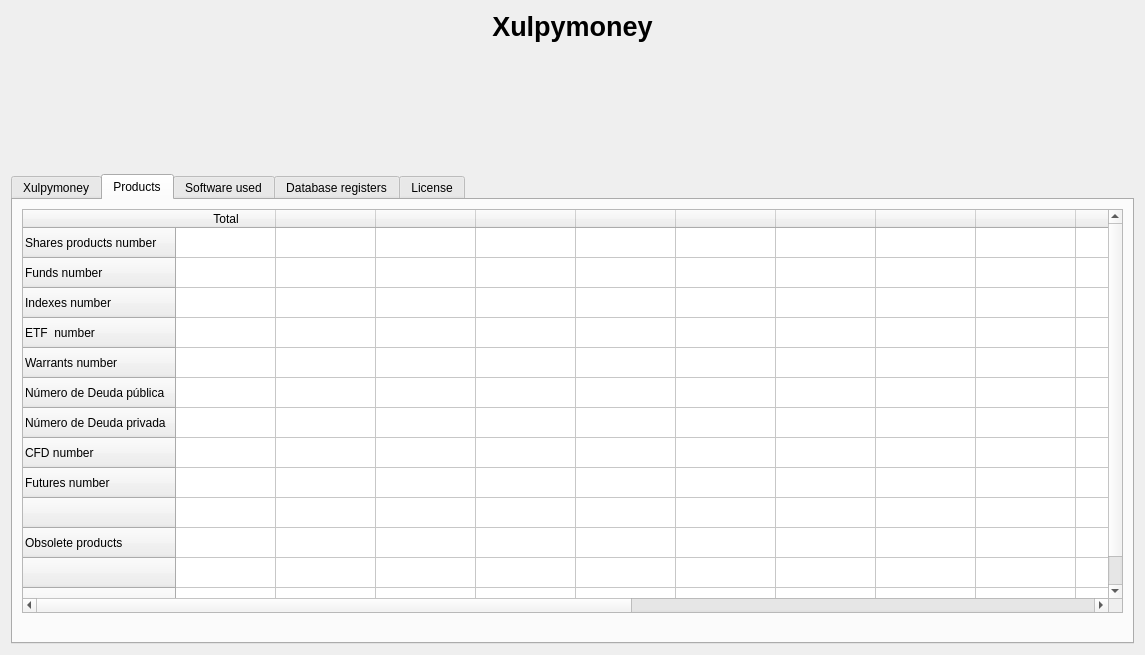
The window that xulpymoney/ui/frmAbout.ui (turulomio/xulpymoney) describes before a commit, drawn with Qt 5.
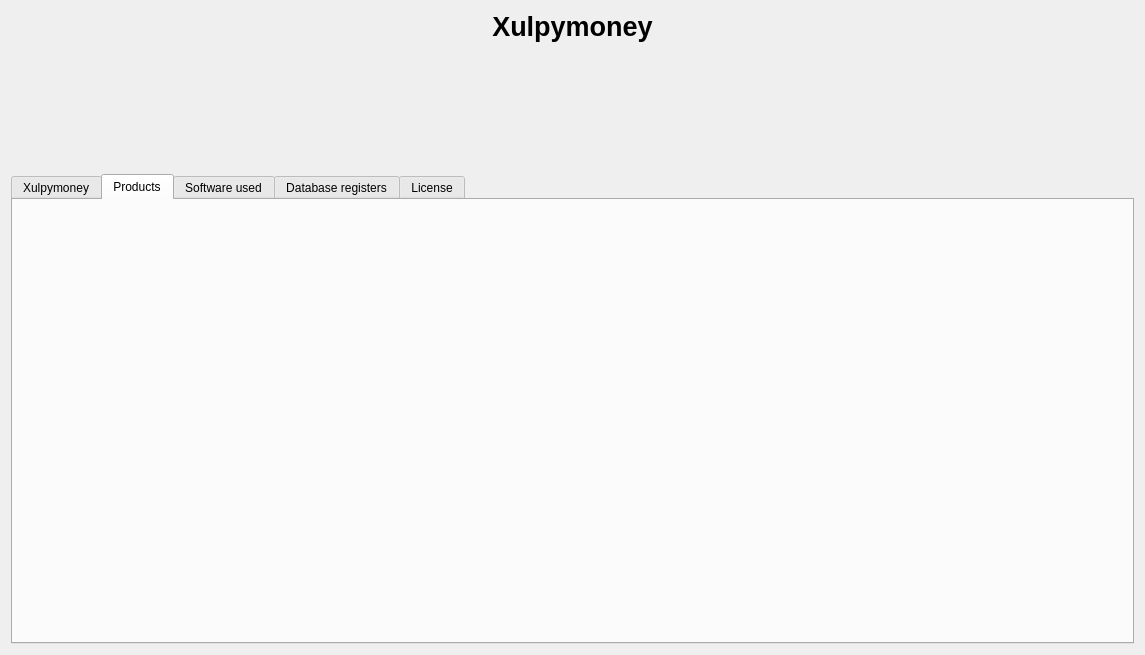
The same window after the commit. The open tabs and pages were chosen to show the change. Icons and pictures are not drawn. Custom widgets are drawn as their Qt base class.

Diff of the .ui file:
```diff
--- a/xulpymoney/ui/frmAbout.ui
+++ b/xulpymoney/ui/frmAbout.ui
@@ -138,153 +138,7 @@
          <item>
           <layout class="QVBoxLayout" name="verticalLayout_4">
            <item>
-            <widget class="myQTableWidget" name="tblStatistics">
-             <row>
-              <property name="text">
-               <string>Shares products number</string>
-              </property>
-             </row>
-             <row>
-              <property name="text">
-               <string>Funds number</string>
-              </property>
-             </row>
-             <row>
-              <property name="text">
-               <string>Indexes number</string>
-              </property>
-             </row>
-             <row>
-              <property name="text">
-               <string>ETF  number</string>
-              </property>
-             </row>
-             <row>
-              <property name="text">
-               <string>Warrants number</string>
-              </property>
-             </row>
-             <row>
-              <property name="text">
-               <string>Número de Deuda pública</string>
-              </property>
-             </row>
-             <row>
-              <property name="text">
-               <string>Número de Deuda privada</string>
-              </property>
-             </row>
-             <row>
-              <property name="text">
-               <string>CFD number</string>
-              </property>
-             </row>
-             <row>
-              <property name="text">
-               <string>Futures number</string>
-              </property>
-             </row>
-             <row>
-              <property name="text">
-               <string/>
-              </property>
-             </row>
-             <row>
-              <property name="text">
-               <string>Obsolete products</string>
-              </property>
-             </row>
-             <row>
-              <property name="text">
-               <string/>
-              </property>
-             </row>
-             <row>
-              <property name="text">
-               <string>Effective products</string>
-              </property>
-             </row>
-             <column>
-              <property name="text">
-               <string>Total</string>
-              </property>
-             </column>
-             <column>
-              <property name="text">
-               <string/>
-              </property>
-             </column>
-             <column>
-              <property name="text">
-               <string/>
-              </property>
-             </column>
-             <column>
-              <property name="text">
-               <string/>
-              </property>
-             </column>
-             <column>
-              <property name="text">
-               <string/>
-              </property>
-             </column>
-             <column>
-              <property name="text">
-               <string/>
-              </property>
-             </column>
-             <column>
-              <property name="text">
-               <string/>
-              </property>
-             </column>
-             <column>
-              <property name="text">
-               <string/>
-              </property>
-             </column>
-             <column>
-              <property name="text">
-               <string/>
-              </property>
-             </column>
-             <column>
-              <property name="text">
-               <string/>
-              </property>
-             </column>
-             <column>
-              <property name="text">
-               <string/>
-              </property>
-             </column>
-             <column>
-              <property name="text">
-               <string/>
-              </property>
-             </column>
-             <column>
-              <property name="text">
-               <string/>
-              </property>
-             </column>
-             <column>
-              <property name="text">
-               <string/>
-              </property>
-             </column>
-             <column>
-              <property name="text">
-               <string/>
-              </property>
-             </column>
-             <column>
-              <property name="text">
-               <string/>
-              </property>
-             </column>
-            </widget>
+            <widget class="myQTableWidget" name="mqtwStatistics" native="true"/>
            </item>
            <item>
             <widget class="QLabel" name="lblProductsVersion">
@@ -571,7 +425,7 @@
  <customwidgets>
   <customwidget>
    <class>myQTableWidget</class>
-   <extends>QTableWidget</extends>
+   <extends>QWidget</extends>
    <header location="global">myqtablewidget</header>
   </customwidget>
  </customwidgets>
```
Left out of the diff: 69 changed lines with no effect on the pictures.
